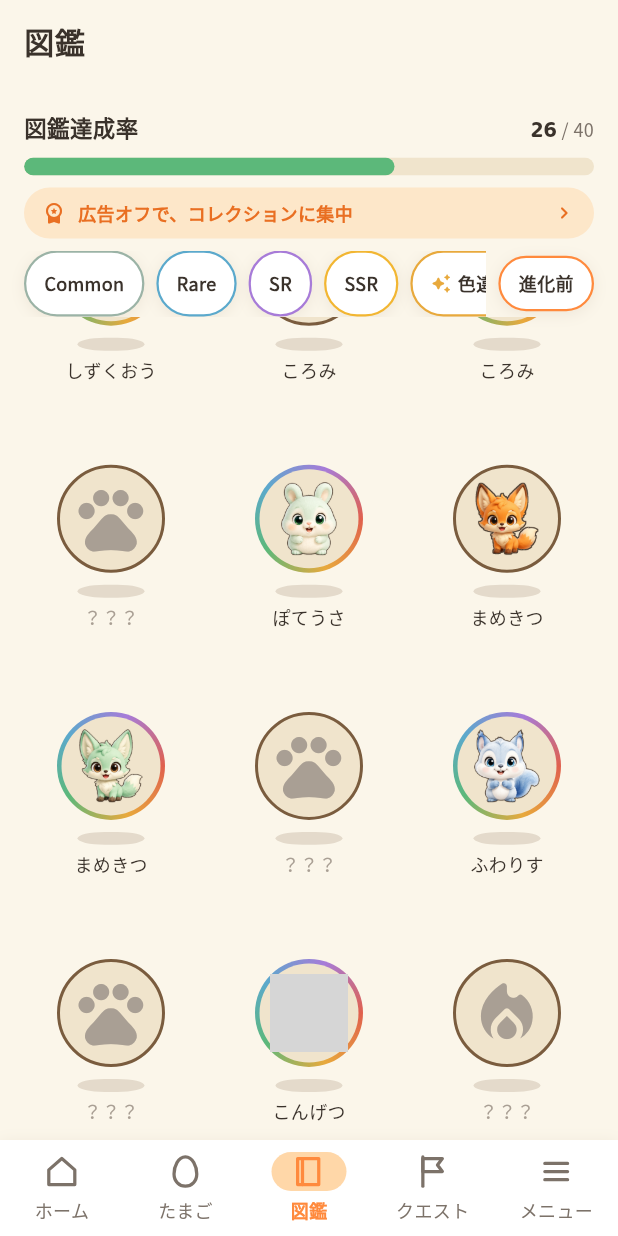
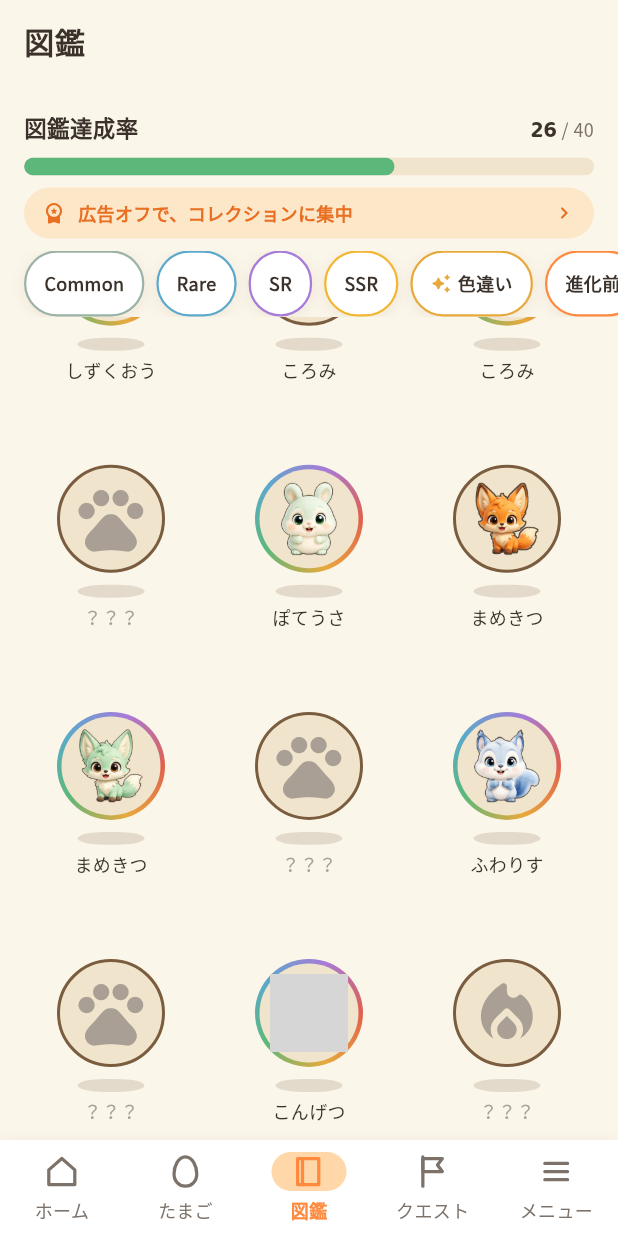
Before and after one commit to lanlangh/moffy, a Flutter app: the CollectionScreen screen opened by its route, scrolled down 576 dp, on a phone screen of 412 x 824 dp. Run offline on Flutter 3.47's test engine with Material 3 defaults, Android fonts, the phone set to English and light mode, and no system bars; our stand-ins replace connectivity_plus, flutter_riverpod, go_router, google_fonts, google_mobile_ads, sentry_flutter and 3 more; missing offline and left inert: posthog_flutter, purchases_flutter; accounts and stored records are empty; network calls fail; Roboto replaces fonts that are missing (Zen Maru Gothic); grey boxes are pictures that could not be loaded.

Commit message:
feat(collection): 進化ラインをタップで切り替え可能に / 切替チップをスクロール内へ戻す
■ 進化ラインのタップ（オーナー提案）
「進化前のMofiをクリックしたら進化前が開かれるようにしたほうがいい」。
そのとおりで、ラインを**見るだけ**にしていたのはもったいなかった。
タップすると上の大きい表示がその段階に切り替わる。選択中の側は枠で示し、
どちらを見ているか分かるようにした。
未進化の「進化後」は押せない（シルエットを拡大しても意味が無いため）。

■ 切替チップをスクロール内へ戻した
右端に固定したら絞り込みチップを圧迫して窮屈になった（オーナー指摘）。
存在は一度知れば分かるので、見た目の整合を優先してスクロール内に戻す。

■ 図鑑80分割は見送りで確定（オーナー判断）
「推奨で大丈夫」＝ 40のまま切替式。ストア文の修正も不要。

Co-Authored-By: Claude Opus 5 <noreply@anthropic.com>

```diff
--- a/lib/features/collection/presentation/collection_screen.dart
+++ b/lib/features/collection/presentation/collection_screen.dart
@@ -272,16 +272,13 @@ class _FilterBar extends StatelessWidget {
   Widget build(BuildContext context) {
     return SizedBox(
       height: 44,
-      // 🔴 全部を横スクロールの ListView に入れていたため、末尾のチップが
-      // 画面外に出て**存在に気づけなかった**（オーナー指摘 2026-08-19）。
-      // 絞り込み（スクロールしてよい）と、表示の切替（常に見えるべき）は
-      // 役割が違うので分ける。切替は右端に固定する。
-      child: Row(
-        children: [
-          Expanded(
+      // 切替チップも他と同じ横スクロールの列に置く。
+      // 一度は右端に固定してみたが、絞り込みチップを圧迫して窮屈になった
+      // （オーナー指摘 2026-08-19）。存在は一度知れば分かるので、
+      // 見た目の整合を優先してスクロール内に戻す。
       child: ListView(
         scrollDirection: Axis.horizontal,
-              padding: const EdgeInsets.only(left: AppSpace.lg),
+        padding: const EdgeInsets.symmetric(horizontal: AppSpace.lg),
         children: [
           for (final r in MofiRarity.values) ...[
             _FilterChip(
@@ -300,20 +297,11 @@ class _FilterBar extends StatelessWidget {
             icon: Icons.auto_awesome_rounded,
           ),
           const SizedBox(width: AppSpace.sm),
-              ],
-            ),
-          ),
-          Padding(
-            padding: const EdgeInsets.only(
-              left: AppSpace.sm,
-              right: AppSpace.lg,
-            ),
-            child: _FilterChip(
+          _FilterChip(
             label: '進化前',
             color: AppColors.primary,
             selected: showBaby,
             onTap: onToggleBaby,
-            ),
           ),
         ],
       ),
```
Also changed, not shown: lib/features/collection/presentation/widgets/mofi_detail_sheet.dart (+65 -8 lines). Lines whose indentation alone changed are shown as unchanged.
